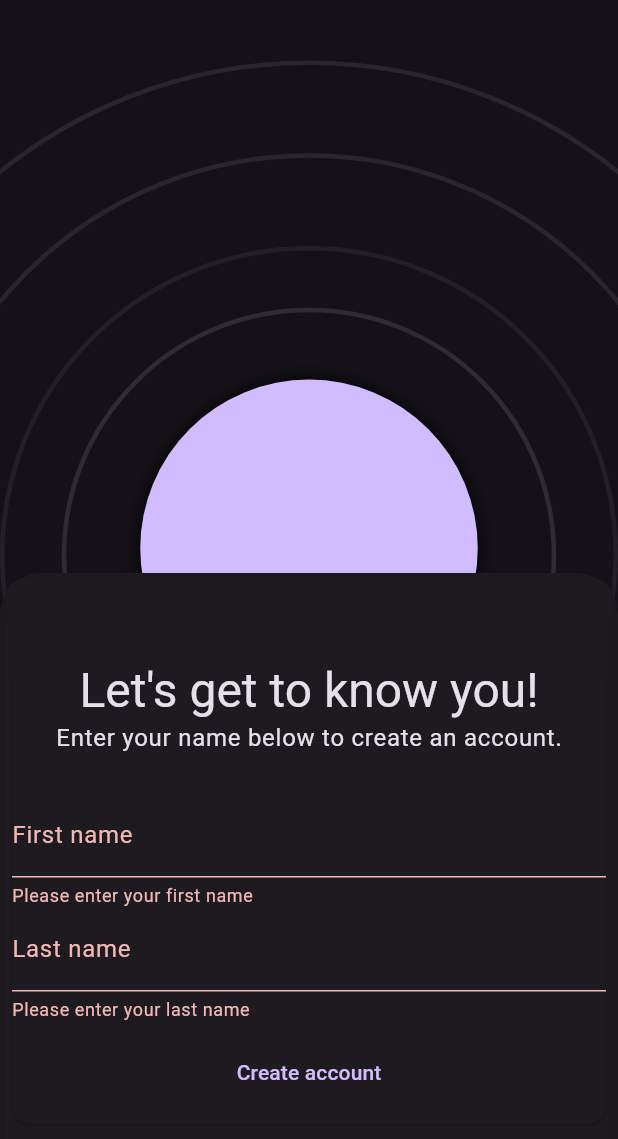
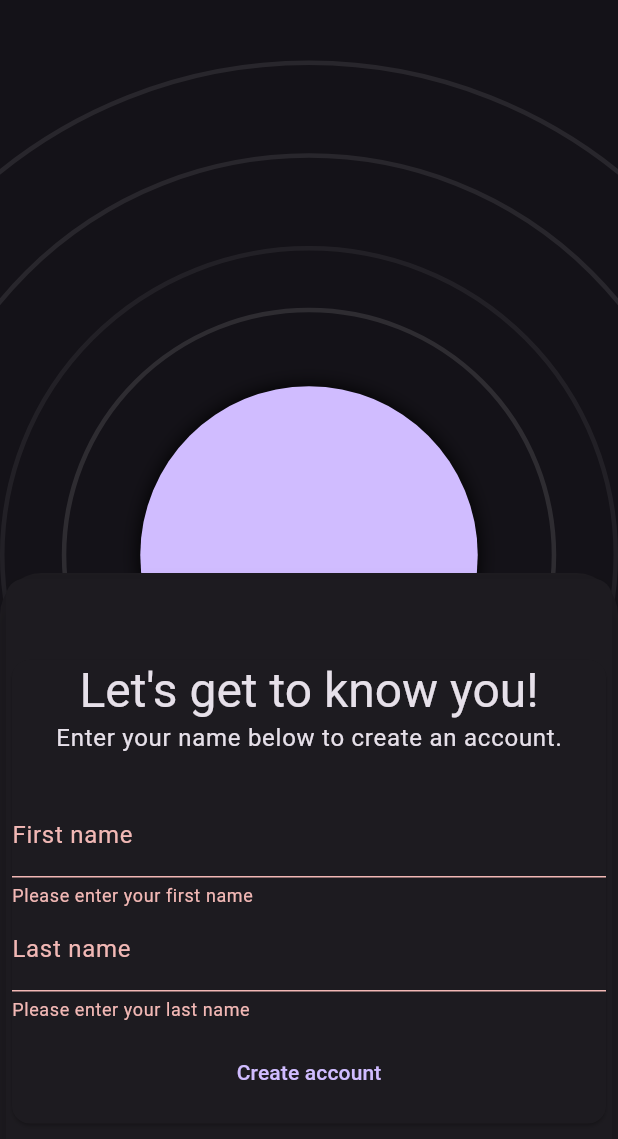
Before and after one commit to bens-schreiber/the_pushapp, a Flutter app: the screen it shows once a user with an empty profile is signed in, after a tap on "Create account", on a phone screen of 412 x 824 dp, the part 63-1202 px from its top. Run offline on Flutter 3.47's test engine with Material 3 defaults, Android fonts, the phone set to English and light mode, and no system bars; our stand-ins replace firebase_core, firebase_messaging, flutter_hooks, flutter_riverpod, freezed_annotation, hooks_riverpod and 4 more; accounts and stored records are empty.

Commit message:
group member displays

```diff
--- a/lib/account/presentation/login_form.dart
+++ b/lib/account/presentation/login_form.dart
@@ -76,6 +76,9 @@ class LoginForm extends HookConsumerWidget {
 
     final codeSent = Column(
       children: [
+        Icon(Icons.check_circle,
+            size: 50, color: Theme.of(context).colorScheme.primary),
+        const SizedBox(height: 10),
         Text("Sent! Check your email for a login link.",
             style: Theme.of(context).textTheme.headlineSmall),
         TextButton(
--- a/lib/group/application/group_provider.dart
+++ b/lib/group/application/group_provider.dart
@@ -40,10 +40,14 @@ final groupMembersProviderAsync = FutureProvider<List<Account>>((ref) async {
 
   final client = ref.read(clientProvider);
 
-  // supabase read policy will return only us and group members
-  final members = await client.from("Users").select().count(CountOption.exact);
+  try {
+    final members = await client.from("Users").select().count();
+    return members.data.map((e) => Account.fromJson(e)).toList();
+  } catch (e) {
+    return [];
+  }
 
-  return members.data.map((e) => Account.fromJson(e)).toList();
+  // return members.data.map((e) => Account.fromJson(e)).toList();
 });
 
 /// Synchronously read [groupMembersProviderAsync].
--- a/lib/home/presentation/actions.dart
+++ b/lib/home/presentation/actions.dart
@@ -9,6 +9,7 @@ import "package:the_pushapp/group/presentation/create_group_form.dart";
 import "package:the_pushapp/group/presentation/delete_group_form.dart";
 import "package:the_pushapp/group/presentation/display_group_members.dart";
 import "package:the_pushapp/group/presentation/components/group_code_button.dart";
+import "package:the_pushapp/group/presentation/leave_group_form.dart";
 import "package:the_pushapp/notifications/presentation/require_notifications.dart";
 import "package:the_pushapp/common.dart";
 import "package:the_pushapp/token/presentation/increment_token_button.dart";
@@ -24,9 +25,7 @@ class ActionsDisplay extends StatelessWidget {
             accountProviderAsync,
             groupProviderAsync
           ],
-          child: const Center(
-            child: _ActionsDisplay(),
-          ),
+          child: const _ActionsDisplay(),
         ),
       );
 }
@@ -56,18 +55,19 @@ class _ActionsDisplay extends ConsumerWidget {
 
         // Groups
         if (group == null && account != null) const CreateGroupForm(),
-        if (group != null) ...[
-          const CopyGroupCodeButton(),
-          const SizedBox(
-            height: 100,
-            child: GroupMembers(),
+        if (group != null)
+          Container(
+            constraints: const BoxConstraints(maxHeight: 100),
+            child: const GroupMembers(),
           ),
-        ],
 
         if (isGroupAdmin) ...[
+          const CopyGroupCodeButton(),
           const DeleteGroupForm(),
           if (!group.isActive) const ActivateGroupForm(),
         ],
+
+        if (group != null && !isGroupAdmin) const LeaveGroupForm(),
 
         // Token
         if (isTokenHolder) const IncrementTokenButton()
--- a/lib/home/presentation/components/info_display.dart
+++ b/lib/home/presentation/components/info_display.dart
@@ -13,7 +13,7 @@ class InfoDisplay extends ConsumerWidget {
     final group = ref.watch(groupProvider);
     final groupMembers = ref.watch(groupMembersProvider);
     final isLoading = ref.watch(tokenLoadingAnimationStateProvider);
-    if (account == null || group == null || isLoading) {
+    if (account == null || group == null || isLoading || groupMembers.isEmpty) {
       return const Padding(
           padding: EdgeInsets.all(8), child: LinearProgressIndicator());
     }
@@ -23,8 +23,8 @@ class InfoDisplay extends ConsumerWidget {
 
     final accountTitle = "${account.firstName} ${account.lastName}";
     final accountSubtitle = account.id == group.adminUserId
-        ? "Group Admin"
-        : "${admin.firstName} ${admin.lastName}";
+        ? "Group Creator"
+        : "${admin.firstName} ${admin.lastName}'s Group";
 
     final groupTitle =
         "${groupMembers.length} member${groupMembers.length > 1 ? "s" : ""}";
--- a/lib/notifications/data/fcm_stream.dart
+++ b/lib/notifications/data/fcm_stream.dart
@@ -2,13 +2,13 @@ import "dart:async";
 
 import "package:firebase_messaging/firebase_messaging.dart";
 import "package:flutter_riverpod/flutter_riverpod.dart";
-import "package:the_pushapp/account/application/account_provider.dart";
+import "package:the_pushapp/group/application/group_provider.dart";
 
 /// Installs a [StreamSubscription] into memory to listen for incoming FCM messages into memory.
 final fcmMessageStreamSubscriptionProvider =
     Provider<StreamSubscription>((ref) {
   return FirebaseMessaging.onMessage.listen((message) {
     print("message: $message");
-    ref.invalidate(accountProvider); //TODO: may only want to invalidate group
+    ref.invalidate(groupProviderAsync);
   });
 });
--- a/lib/token/presentation/increment_token_button.dart
+++ b/lib/token/presentation/increment_token_button.dart
@@ -25,6 +25,8 @@ class IncrementTokenButton extends HookConsumerWidget {
               .eq("token_user_id", client.auth.currentUser!.id)
               .count(CountOption.exact),
           tokenFuture);
+
+      ref.invalidate(groupProviderAsync);
     }
 
     return Column(
--- a/lib/token/presentation/token.dart
+++ b/lib/token/presentation/token.dart
@@ -18,22 +18,13 @@ class TokenBackground extends HookConsumerWidget {
 
   @override
   Widget build(BuildContext context, WidgetRef ref) {
-    final verticalController = useAnimationController(
-      duration: const Duration(seconds: 2),
-    );
-
     final rotationController = useAnimationController(
       duration: const Duration(seconds: 2),
     );
 
     final fadeController = useAnimationController(
-      duration: const Duration(milliseconds: 750),
+      duration: const Duration(milliseconds: 500),
     );
-
-    final verticalAnimation =
-        useAnimation(Tween<double>(begin: -10, end: 0).animate(
-      CurvedAnimation(parent: verticalController, curve: Curves.easeInOut),
-    ));
 
     final rotationAnimation =
         useAnimation(Tween<double>(begin: 0, end: 5 * 3.14).animate(
@@ -42,13 +33,6 @@ class TokenBackground extends HookConsumerWidget {
 
     useEffect(() {
       fadeController.forward();
-
-      // Vertical effect only when not in the active group
-      if (!isInGroup) {
-        verticalController.repeat(reverse: true);
-      } else {
-        verticalController.reset();
-      }
 
       // On a new active group, reset so we can animate again
       if (isInGroup && isActiveGroup) {
@@ -68,13 +52,10 @@ class TokenBackground extends HookConsumerWidget {
 
     final token = FadeTransition(
         opacity: fadeController,
-        child: Transform.translate(
-          offset: Offset(0, verticalAnimation),
-          child: Transform(
-            transform: Matrix4.rotationY(rotationAnimation),
-            alignment: FractionalOffset.center,
-            child: child,
-          ),
+        child: Transform(
+          transform: Matrix4.rotationY(rotationAnimation),
+          alignment: FractionalOffset.center,
+          child: child,
         ));
 
     return AnimatedBackgroundDesign(
```
Also changed, not shown: lib/group/presentation/create_group_form.dart (+9 -3 lines), lib/group/presentation/display_group_members.dart (+6 -4 lines), lib/group/presentation/leave_group_form.dart (added, +38 -0 lines).
